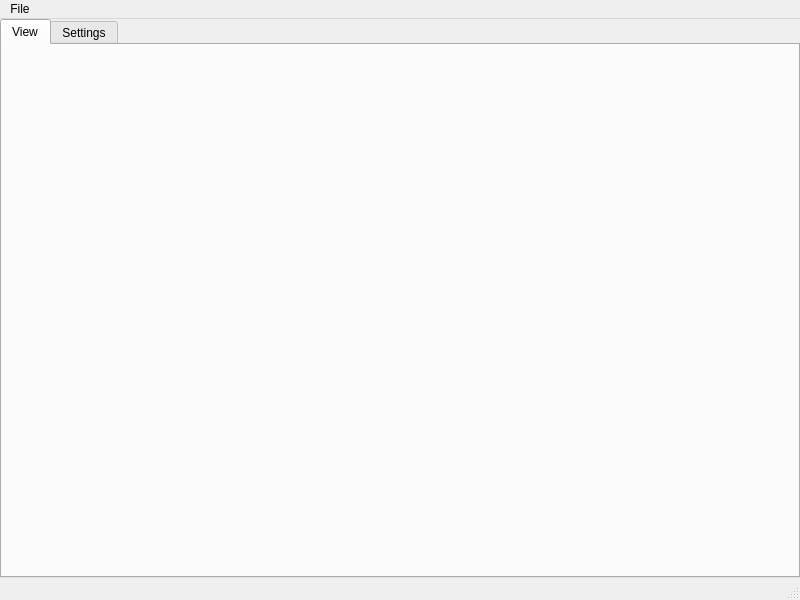
Above: mainwindow.ui from Overseven/audio-markup before the change. Below: the same form after it.
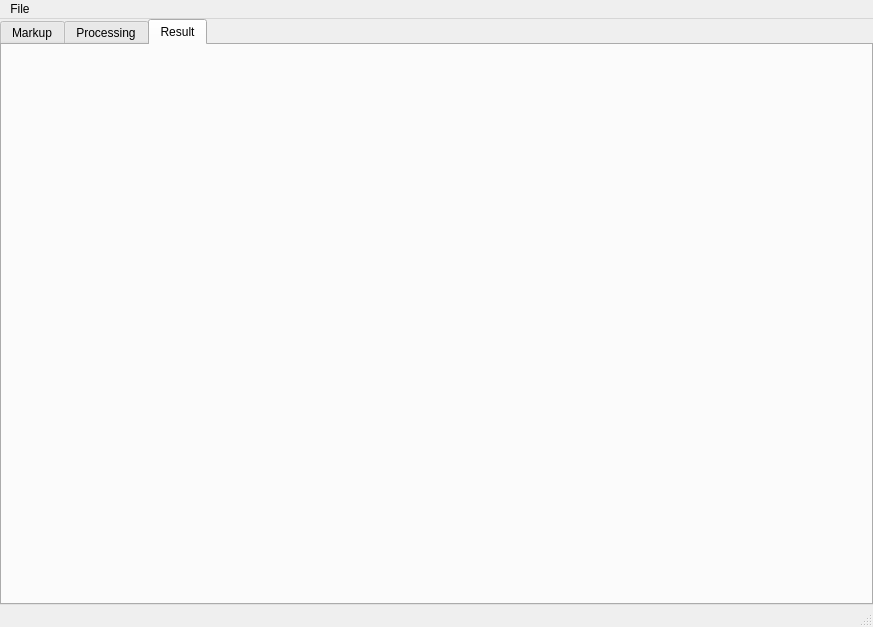
That is the form after the change.

The edit to the form file:
```diff
--- a/mainwindow.ui
+++ b/mainwindow.ui
@@ -6,8 +6,8 @@
    <rect>
     <x>0</x>
     <y>0</y>
-    <width>800</width>
-    <height>600</height>
+    <width>873</width>
+    <height>627</height>
    </rect>
   </property>
   <property name="windowTitle">
@@ -30,11 +30,11 @@
     <item row="0" column="0">
      <widget class="QTabWidget" name="tabWidget">
       <property name="currentIndex">
-       <number>0</number>
+       <number>2</number>
       </property>
       <widget class="QWidget" name="tab_view">
        <attribute name="title">
-        <string>View</string>
+        <string>Markup</string>
        </attribute>
        <layout class="QGridLayout" name="gridLayout_2">
         <property name="leftMargin">
@@ -53,7 +53,7 @@
       </widget>
       <widget class="QWidget" name="tab_settings">
        <attribute name="title">
-        <string>Settings</string>
+        <string>Processing</string>
        </attribute>
        <layout class="QGridLayout" name="gridLayout_4">
         <property name="leftMargin">
@@ -68,9 +68,25 @@
         <property name="bottomMargin">
          <number>0</number>
         </property>
-        <item row="0" column="0">
-         <layout class="QGridLayout" name="gridLayout_settings"/>
-        </item>
+       </layout>
+      </widget>
+      <widget class="QWidget" name="tab_result">
+       <attribute name="title">
+        <string>Result</string>
+       </attribute>
+       <layout class="QGridLayout" name="gridLayout_3">
+        <property name="leftMargin">
+         <number>0</number>
+        </property>
+        <property name="topMargin">
+         <number>0</number>
+        </property>
+        <property name="rightMargin">
+         <number>0</number>
+        </property>
+        <property name="bottomMargin">
+         <number>0</number>
+        </property>
        </layout>
       </widget>
      </widget>
@@ -82,7 +98,7 @@
     <rect>
      <x>0</x>
      <y>0</y>
-     <width>800</width>
+     <width>873</width>
      <height>26</height>
     </rect>
    </property>
```
Left out of the diff: 4 changed lines with no effect on the pictures.
